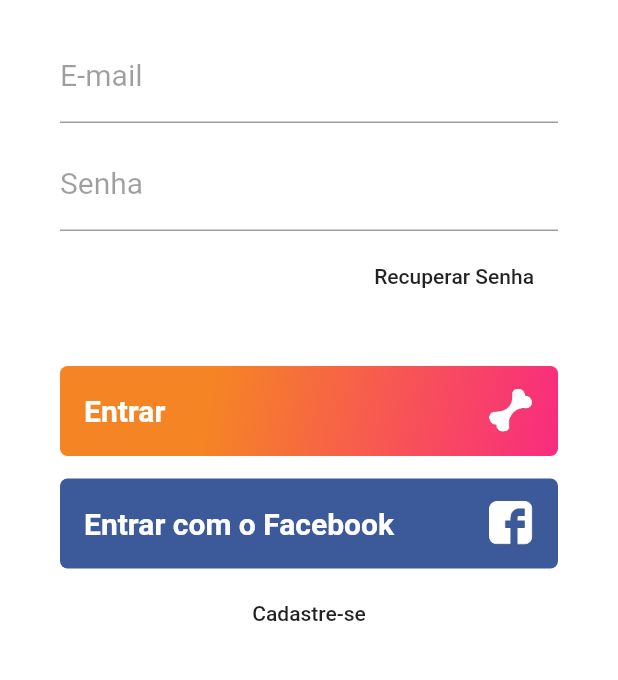
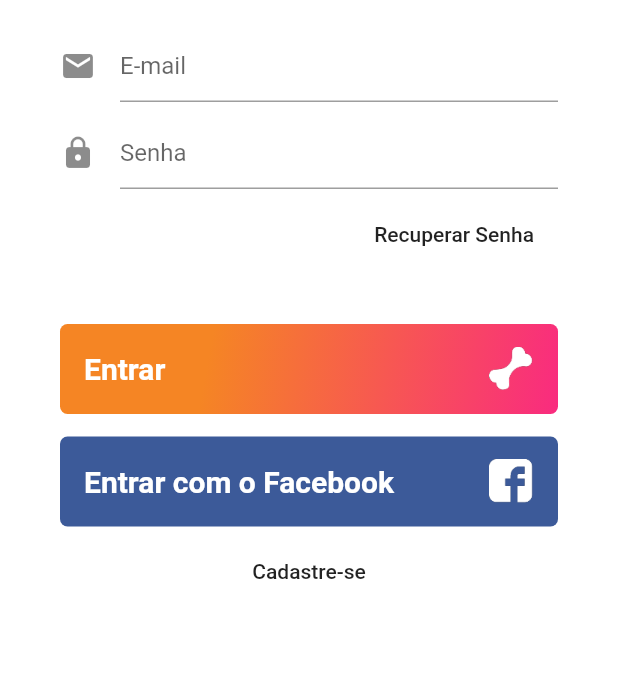
Before and after one commit to MagnoSantos/login-page, a Flutter app: the screen it shows after launch, on a phone screen of 412 x 824 dp, the part 282-962 px from its top. Run offline on Flutter 3.47's test engine with Material 2 defaults, Android fonts, the phone set to English and light mode, and no system bars.

Commit message:
TextField com hint text e icon

```diff
--- a/login/lib/pages/login.page.dart
+++ b/login/lib/pages/login.page.dart
@@ -26,12 +26,8 @@ class LoginPage extends StatelessWidget {
             TextFormField(
               keyboardType: TextInputType.emailAddress,
               decoration: InputDecoration(
-                labelText: "E-mail",
-                labelStyle: TextStyle(
-                  color: Colors.black38,
-                  fontWeight: FontWeight.w400,
-                  fontSize: 20,
-                ),
+                icon: Icon(Icons.email),
+                hintText: "E-mail",
               ),
             ),
             SizedBox(
@@ -41,12 +37,8 @@ class LoginPage extends StatelessWidget {
               keyboardType: TextInputType.text,
               obscureText: true,
               decoration: InputDecoration(
-                labelText: "Senha",
-                labelStyle: TextStyle(
-                  color: Colors.black38,
-                  fontWeight: FontWeight.w400,
-                  fontSize: 20,
-                ),
+                icon: Icon(Icons.lock),
+                hintText: "Senha",
               ),
             ),
             SizedBox(
```
